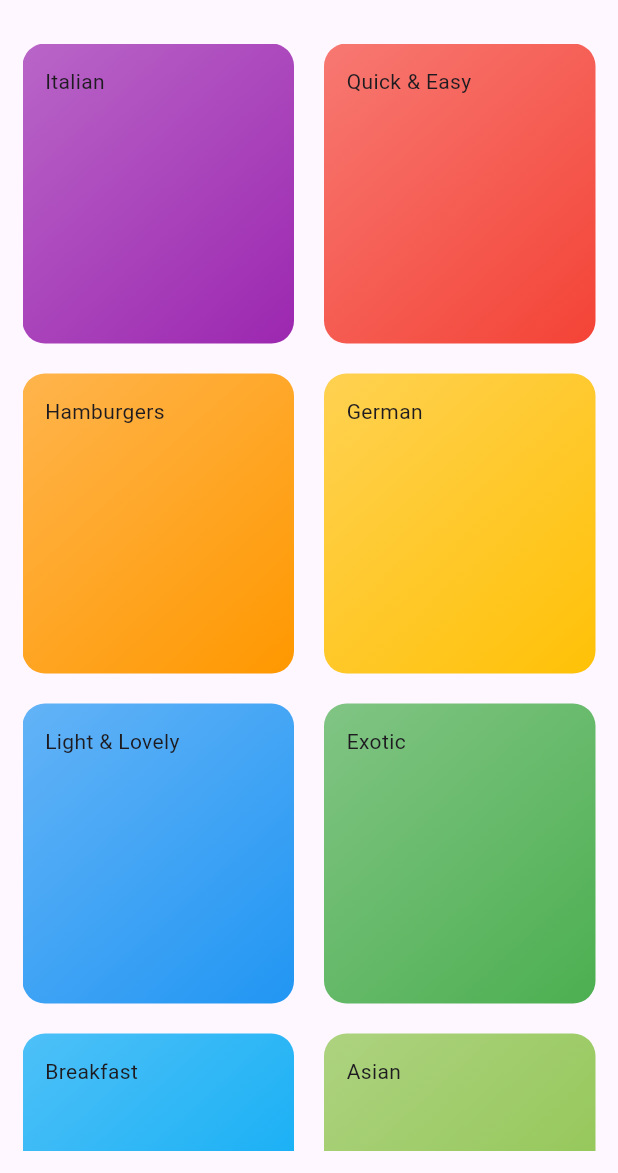
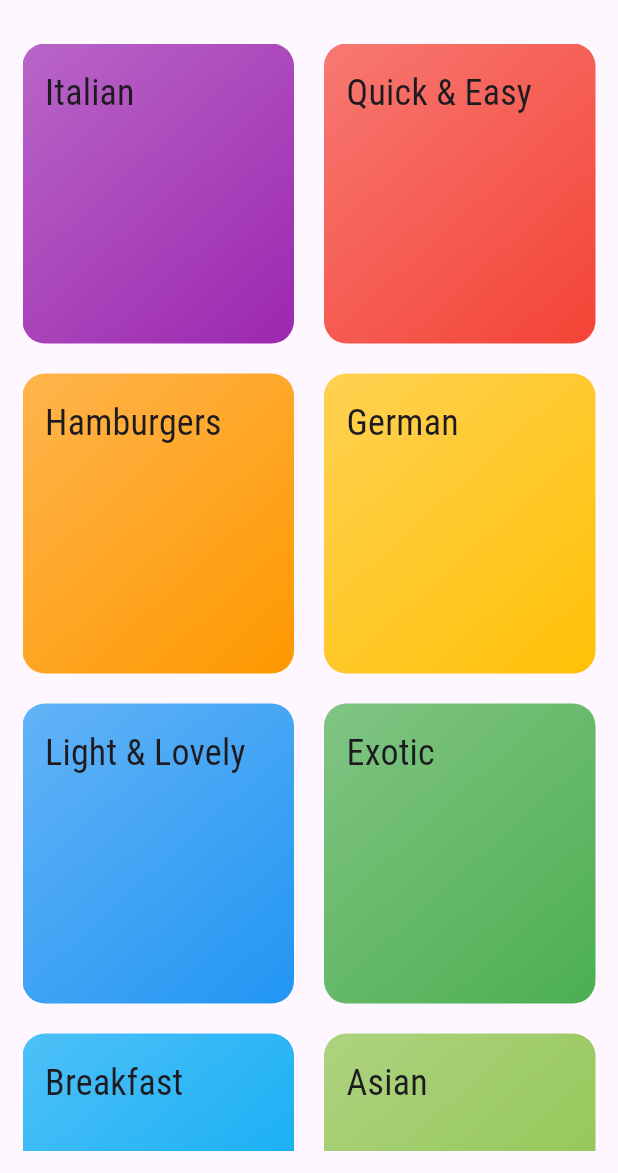
Before and after one commit to Dejito/delicacies, a Flutter app: the screen it shows after launch, on a phone screen of 412 x 824 dp, the part 63-1236 px from its top. Run offline on Flutter 3.47's test engine with Material 2 defaults, Android fonts, the phone set to English and light mode, and no system bars.

Commit message:
theme and assets added

```diff
--- a/lib/category_item.dart
+++ b/lib/category_item.dart
@@ -22,7 +22,9 @@
         ),
         borderRadius: BorderRadius.circular(15)
       ),
-      child: Text(title),
+      child: Text(title,
+        style: Theme.of(context).textTheme.titleMedium,
+      ),
     );
   }
 }
--- a/lib/main.dart
+++ b/lib/main.dart
@@ -15,7 +15,23 @@
       title: 'Flutter Demo',
       debugShowCheckedModeBanner: false,
       theme: ThemeData(
+        primarySwatch: Colors.pink,
+        hintColor: Colors.amber,
+        canvasColor: const Color.fromRGBO(255, 254, 229, 1),
+        fontFamily: 'Raleway',
         colorScheme: ColorScheme.fromSeed(seedColor: Colors.deepPurple),
+        textTheme: ThemeData.light().textTheme.copyWith(
+              bodyLarge: const TextStyle(
+                color: Color.fromRGBO(20, 51, 51, 1),
+              ),
+              bodyMedium: const TextStyle(
+                color: Color.fromRGBO(20, 51, 51, 1),
+              ),
+          titleMedium: const TextStyle(
+           fontSize: 24,
+              fontFamily: 'RobotoCondensed'
+          ),
+            ),
         useMaterial3: true,
       ),
       home: const CategoryScreen(),
```
Also changed, not shown: pubspec.yaml (+23 -29 lines), assets/fonts/Raleway-Black.ttf (added), assets/fonts/Raleway-Bold.ttf (added), assets/fonts/Raleway-Regular.ttf (added), assets/fonts/RobotoCondensed-Bold.ttf (added), assets/fonts/RobotoCondensed-Italic.ttf (added), assets/fonts/RobotoCondensed-Light.ttf (added), assets/fonts/RobotoCondensed-Regular.ttf (added).
